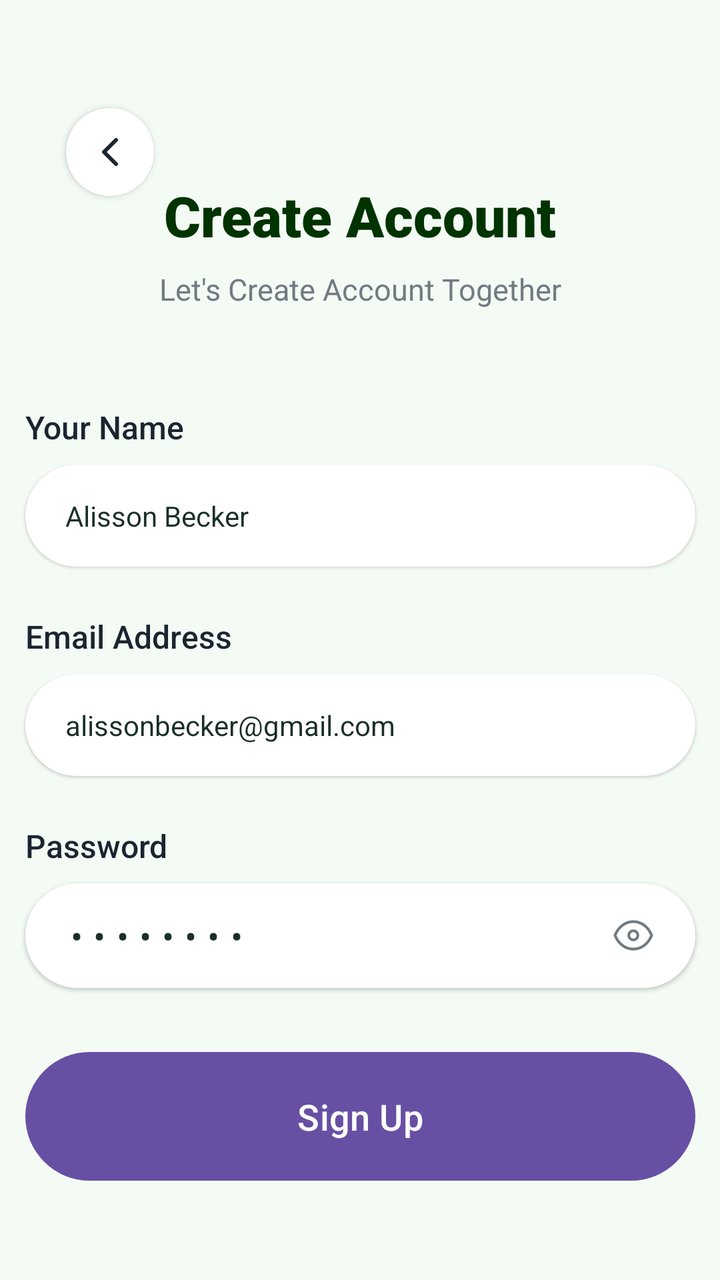
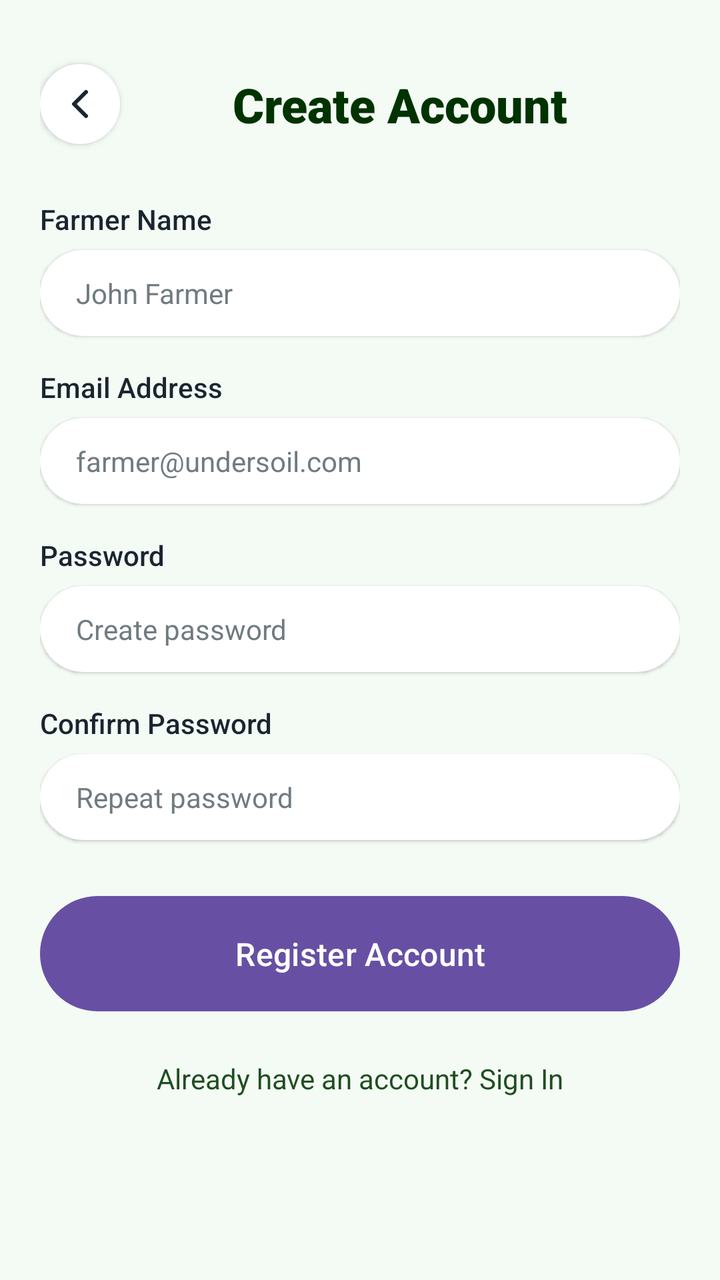

Screens rendered from an Android XML layout before and after an edit, with the pre-edit source and the edit as a unified diff.
<!-- AndroidManifest.xml: application theme Theme.Undersoil -->
<!-- res/layout/activity_sign_up.xml -->
<?xml version="1.0" encoding="utf-8"?>
<androidx.constraintlayout.widget.ConstraintLayout xmlns:android="http://schemas.android.com/apk/res/android"
    xmlns:app="http://schemas.android.com/apk/res-auto"
    android:layout_width="match_parent"
    android:layout_height="match_parent"
    android:background="@color/bg_light_green">

    <ImageButton
        android:id="@+id/backButton"
        android:layout_width="44dp"
        android:layout_height="44dp"
        android:layout_marginStart="33dp"
        android:layout_marginTop="54dp"
        android:background="@drawable/bg_circle_white"
        android:elevation="2dp"
        android:padding="12dp"
        android:src="@drawable/ic_back_arrow"
        android:contentDescription="Back"
        app:layout_constraintStart_toStartOf="parent"
        app:layout_constraintTop_toTopOf="parent" />

    <TextView
        android:id="@+id/titleText"
        android:layout_width="wrap_content"
        android:layout_height="wrap_content"
        android:layout_marginTop="89dp"
        android:fontFamily="sans-serif-black"
        android:text="Create Account"
        android:textColor="@color/text_main_dark"
        android:textSize="28sp"
        app:layout_constraintStart_toStartOf="parent"
        app:layout_constraintEnd_toEndOf="parent"
        app:layout_constraintTop_toTopOf="parent" />

    <TextView
        android:id="@+id/subtitleText"
        android:layout_width="247dp"
        android:layout_height="wrap_content"
        android:layout_marginTop="8dp"
        android:fontFamily="sans-serif"
        android:gravity="center"
        android:text="Let's Create Account Together"
        android:textColor="@color/text_sub"
        android:textSize="15sp"
        app:layout_constraintStart_toStartOf="parent"
        app:layout_constraintEnd_toEndOf="parent"
        app:layout_constraintTop_toBottomOf="@id/titleText" />

    <TextView
        android:id="@+id/nameLabel"
        android:layout_width="335dp"
        android:layout_height="wrap_content"
        android:layout_marginTop="48dp"
        android:fontFamily="sans-serif-medium"
        android:text="Your Name"
        android:textColor="@color/text_dark"
        android:textSize="16sp"
        app:layout_constraintStart_toStartOf="parent"
        app:layout_constraintEnd_toEndOf="parent"
        app:layout_constraintTop_toBottomOf="@id/subtitleText" />

    <EditText
        android:id="@+id/nameInput"
        android:layout_width="335dp"
        android:layout_height="wrap_content"
        android:layout_marginTop="8dp"
        android:background="@drawable/bg_pill_white"
        android:elevation="1dp"
        android:fontFamily="sans-serif"
        android:paddingHorizontal="20dp"
        android:paddingVertical="16dp"
        android:text="Alisson Becker"
        android:textColor="@color/input_text"
        android:textSize="14sp"
        app:layout_constraintStart_toStartOf="@id/nameLabel"
        app:layout_constraintEnd_toEndOf="@id/nameLabel"
        app:layout_constraintTop_toBottomOf="@id/nameLabel" />

    <TextView
        android:id="@+id/emailLabel"
        android:layout_width="wrap_content"
        android:layout_height="wrap_content"
        android:layout_marginTop="24dp"
        android:fontFamily="sans-serif-medium"
        android:text="Email Address"
        android:textColor="@color/text_dark"
        android:textSize="16sp"
        app:layout_constraintStart_toStartOf="@id/nameLabel"
        app:layout_constraintTop_toBottomOf="@id/nameInput" />

    <EditText
        android:id="@+id/emailInput"
        android:layout_width="335dp"
        android:layout_height="wrap_content"
        android:layout_marginTop="8dp"
        android:background="@drawable/bg_pill_white"
        android:elevation="1dp"
        android:fontFamily="sans-serif"
        android:paddingHorizontal="20dp"
        android:paddingVertical="16dp"
        android:text="alissonbecker@gmail.com"
        android:textColor="@color/input_text"
        android:textSize="14sp"
        app:layout_constraintEnd_toEndOf="@id/emailLabel"
        app:layout_constraintHorizontal_bias="0.0"
        app:layout_constraintStart_toStartOf="@id/emailLabel"
        app:layout_constraintTop_toBottomOf="@id/emailLabel" />

    <TextView
        android:id="@+id/passwordLabel"
        android:layout_width="wrap_content"
        android:layout_height="wrap_content"
        android:layout_marginTop="24dp"
        android:fontFamily="sans-serif-medium"
        android:text="Password"
        android:textColor="@color/text_dark"
        android:textSize="16sp"
        app:layout_constraintStart_toStartOf="@id/emailLabel"
        app:layout_constraintTop_toBottomOf="@id/emailInput" />

    <RelativeLayout
        android:id="@+id/passwordContainer"
        android:layout_width="335dp"
        android:layout_height="wrap_content"
        android:layout_marginTop="8dp"
        android:background="@drawable/bg_pill_white"
        android:elevation="1dp"
        android:paddingHorizontal="20dp"
        android:paddingVertical="14dp"
        app:layout_constraintStart_toStartOf="@id/passwordLabel"
        app:layout_constraintTop_toBottomOf="@id/passwordLabel">

        <TextView
            android:layout_width="wrap_content"
            android:layout_height="wrap_content"
            android:layout_centerVertical="true"
            android:fontFamily="sans-serif"
            android:letterSpacing="0.3"
            android:text="••••••••"
            android:textColor="@color/input_text"
            android:textSize="18sp" />

        <ImageView
            android:layout_width="22dp"
            android:layout_height="22dp"
            android:layout_alignParentEnd="true"
            android:layout_centerVertical="true"
            android:src="@drawable/ic_eye"
            android:contentDescription="Show password" />
    </RelativeLayout>

    <Button
        android:id="@+id/signUpButton"
        android:layout_width="335dp"
        android:layout_height="wrap_content"
        android:layout_marginTop="32dp"
        android:background="@drawable/bg_pill_green"
        android:elevation="2dp"
        android:fontFamily="sans-serif-medium"
        android:paddingVertical="16dp"
        android:text="Sign Up"
        android:textAllCaps="false"
        android:textColor="@color/white"
        android:textSize="18sp"
        app:layout_constraintStart_toStartOf="@id/passwordContainer"
        app:layout_constraintTop_toBottomOf="@id/passwordContainer" />

</androidx.constraintlayout.widget.ConstraintLayout>
<!-- resources referenced by this layout -->
<resources>
  <color name="bg_light_green">#F4FAF4</color>
  <color name="input_text">#1A3025</color>
  <color name="text_dark">#1A2530</color>
  <color name="text_main_dark">#003300</color>
  <color name="text_sub">#707B81</color>
  <color name="white">#FFFFFFFF</color>
  <!-- drawable bg_circle_white (drawable) -->
  <?xml version="1.0" encoding="utf-8"?>
  <shape xmlns:android="http://schemas.android.com/apk/res/android"
      android:shape="oval">
      <solid android:color="@color/white" />
  </shape>
  <!-- drawable bg_pill_green (drawable) -->
  <?xml version="1.0" encoding="utf-8"?>
  <shape xmlns:android="http://schemas.android.com/apk/res/android"
      android:shape="rectangle">
      <solid android:color="@color/main_green" />
      <corners android:radius="50dp" />
  </shape>
  <!-- drawable bg_pill_white (drawable) -->
  <?xml version="1.0" encoding="utf-8"?>
  <shape xmlns:android="http://schemas.android.com/apk/res/android"
      android:shape="rectangle">
      <solid android:color="@color/white" />
      <corners android:radius="50dp" />
  </shape>
  <!-- drawable ic_back_arrow (drawable) -->
  <?xml version="1.0" encoding="utf-8"?>
  <vector xmlns:android="http://schemas.android.com/apk/res/android"
      android:width="24dp"
      android:height="24dp"
      android:viewportWidth="24"
      android:viewportHeight="24">
      <path
          android:fillColor="@android:color/transparent"
          android:strokeColor="#1A2530"
          android:strokeWidth="2"
          android:strokeLineCap="round"
          android:strokeLineJoin="round"
          android:pathData="M15,18 L9,12 L15,6" />
  </vector>
  <!-- drawable ic_eye (drawable) -->
  <?xml version="1.0" encoding="utf-8"?>
  <vector xmlns:android="http://schemas.android.com/apk/res/android"
      android:width="24dp"
      android:height="24dp"
      android:viewportWidth="24"
      android:viewportHeight="24">
      <path
          android:fillColor="@android:color/transparent"
          android:strokeColor="#707B81"
          android:strokeWidth="1.5"
          android:strokeLineCap="round"
          android:strokeLineJoin="round"
          android:pathData="M2,12 C4,7 8,4.5 12,4.5 C16,4.5 20,7 22,12 C20,17 16,19.5 12,19.5 C8,19.5 4,17 2,12 Z" />
      <path
          android:fillColor="@android:color/transparent"
          android:strokeColor="#707B81"
          android:strokeWidth="1.5"
          android:pathData="M12,9.5 A2.5,2.5 0 1,0 12,14.5 A2.5,2.5 0 1,0 12,9.5 Z" />
  </vector>
  <style name="Theme.Undersoil" parent="Base.Theme.Undersoil" />
  <color name="main_green">#1F4E20</color>
  <style name="Base.Theme.Undersoil" parent="Theme.Material3.DayNight.NoActionBar">
          
      </style>
</resources>

<!-- the commit's change to res/layout/activity_sign_up.xml (unified diff, before → after) -->
@@ -1,19 +1,20 @@
 <?xml version="1.0" encoding="utf-8"?>
 <androidx.constraintlayout.widget.ConstraintLayout xmlns:android="http://schemas.android.com/apk/res/android"
     xmlns:app="http://schemas.android.com/apk/res-auto"
+    android:id="@+id/main"
     android:layout_width="match_parent"
     android:layout_height="match_parent"
-    android:background="@color/bg_light_green">
+    android:background="@color/bg_light_green"
+    android:padding="20dp">
 
     <ImageButton
         android:id="@+id/backButton"
-        android:layout_width="44dp"
-        android:layout_height="44dp"
-        android:layout_marginStart="33dp"
-        android:layout_marginTop="54dp"
+        android:layout_width="40dp"
+        android:layout_height="40dp"
+        android:layout_marginTop="12dp"
         android:background="@drawable/bg_circle_white"
         android:elevation="2dp"
-        android:padding="12dp"
+        android:padding="10dp"
         android:src="@drawable/ic_back_arrow"
         android:contentDescription="Back"
         app:layout_constraintStart_toStartOf="parent"
@@ -23,146 +24,172 @@
         android:id="@+id/titleText"
         android:layout_width="wrap_content"
         android:layout_height="wrap_content"
-        android:layout_marginTop="89dp"
         android:fontFamily="sans-serif-black"
         android:text="Create Account"
         android:textColor="@color/text_main_dark"
-        android:textSize="28sp"
-        app:layout_constraintStart_toStartOf="parent"
+        android:textSize="24sp"
+        app:layout_constraintBottom_toBottomOf="@id/backButton"
         app:layout_constraintEnd_toEndOf="parent"
-        app:layout_constraintTop_toTopOf="parent" />
-
-    <TextView
-        android:id="@+id/subtitleText"
-        android:layout_width="247dp"
-        android:layout_height="wrap_content"
-        android:layout_marginTop="8dp"
-        android:fontFamily="sans-serif"
-        android:gravity="center"
-        android:text="Let's Create Account Together"
-        android:textColor="@color/text_sub"
-        android:textSize="15sp"
-        app:layout_constraintStart_toStartOf="parent"
-        app:layout_constraintEnd_toEndOf="parent"
-        app:layout_constraintTop_toBottomOf="@id/titleText" />
+        app:layout_constraintStart_toEndOf="@id/backButton"
+        app:layout_constraintTop_toTopOf="@id/backButton" />
 
     <TextView
         android:id="@+id/nameLabel"
-        android:layout_width="335dp"
+        android:layout_width="0dp"
         android:layout_height="wrap_content"
-        android:layout_marginTop="48dp"
+        android:layout_marginTop="28dp"
         android:fontFamily="sans-serif-medium"
-        android:text="Your Name"
+        android:text="Farmer Name"
         android:textColor="@color/text_dark"
-        android:textSize="16sp"
+        android:textSize="14sp"
+        app:layout_constraintEnd_toEndOf="parent"
         app:layout_constraintStart_toStartOf="parent"
-        app:layout_constraintEnd_toEndOf="parent"
-        app:layout_constraintTop_toBottomOf="@id/subtitleText" />
+        app:layout_constraintTop_toBottomOf="@id/backButton" />
 
     <EditText
         android:id="@+id/nameInput"
-        android:layout_width="335dp"
+        android:layout_width="0dp"
         android:layout_height="wrap_content"
-        android:layout_marginTop="8dp"
+        android:layout_marginTop="6dp"
         android:background="@drawable/bg_pill_white"
         android:elevation="1dp"
         android:fontFamily="sans-serif"
-        android:paddingHorizontal="20dp"
-        android:paddingVertical="16dp"
-        android:text="Alisson Becker"
+        android:hint="John Farmer"
+        android:inputType="textPersonName|textCapWords"
+        android:paddingHorizontal="18dp"
+        android:paddingVertical="12dp"
         android:textColor="@color/input_text"
+        android:textColorHint="@color/text_sub"
         android:textSize="14sp"
-        app:layout_constraintStart_toStartOf="@id/nameLabel"
-        app:layout_constraintEnd_toEndOf="@id/nameLabel"
+        app:layout_constraintEnd_toEndOf="parent"
+        app:layout_constraintStart_toStartOf="parent"
         app:layout_constraintTop_toBottomOf="@id/nameLabel" />
 
     <TextView
         android:id="@+id/emailLabel"
-        android:layout_width="wrap_content"
+        android:layout_width="0dp"
         android:layout_height="wrap_content"
-        android:layout_marginTop="24dp"
+        android:layout_marginTop="16dp"
         android:fontFamily="sans-serif-medium"
         android:text="Email Address"
         android:textColor="@color/text_dark"
-        android:textSize="16sp"
-        app:layout_constraintStart_toStartOf="@id/nameLabel"
+        android:textSize="14sp"
+        app:layout_constraintEnd_toEndOf="parent"
+        app:layout_constraintStart_toStartOf="parent"
         app:layout_constraintTop_toBottomOf="@id/nameInput" />
 
     <EditText
         android:id="@+id/emailInput"
-        android:layout_width="335dp"
+        android:layout_width="0dp"
         android:layout_height="wrap_content"
-        android:layout_marginTop="8dp"
+        android:layout_marginTop="6dp"
         android:background="@drawable/bg_pill_white"
         android:elevation="1dp"
         android:fontFamily="sans-serif"
-        android:paddingHorizontal="20dp"
-        android:paddingVertical="16dp"
-        android:text="alissonbecker@gmail.com"
+        android:hint="farmer@undersoil.com"
+        android:inputType="textEmailAddress"
+        android:paddingHorizontal="18dp"
+        android:paddingVertical="12dp"
         android:textColor="@color/input_text"
+        android:textColorHint="@color/text_sub"
         android:textSize="14sp"
-        app:layout_constraintEnd_toEndOf="@id/emailLabel"
-        app:layout_constraintHorizontal_bias="0.0"
-        app:layout_constraintStart_toStartOf="@id/emailLabel"
+        app:layout_constraintEnd_toEndOf="parent"
+        app:layout_constraintStart_toStartOf="parent"
         app:layout_constraintTop_toBottomOf="@id/emailLabel" />
 
     <TextView
         android:id="@+id/passwordLabel"
-        android:layout_width="wrap_content"
+        android:layout_width="0dp"
         android:layout_height="wrap_content"
-        android:layout_marginTop="24dp"
+        android:layout_marginTop="16dp"
         android:fontFamily="sans-serif-medium"
         android:text="Password"
         android:textColor="@color/text_dark"
-        android:textSize="16sp"
-        app:layout_constraintStart_toStartOf="@id/emailLabel"
+        android:textSize="14sp"
+        app:layout_constraintEnd_toEndOf="parent"
+        app:layout_constraintStart_toStartOf="parent"
         app:layout_constraintTop_toBottomOf="@id/emailInput" />
 
-    <RelativeLayout
-        android:id="@+id/passwordContainer"
-        android:layout_width="335dp"
+    <EditText
+        android:id="@+id/passwordInput"
+        android:layout_width="0dp"
         android:layout_height="wrap_content"
-        android:layout_marginTop="8dp"
+        android:layout_marginTop="6dp"
         android:background="@drawable/bg_pill_white"
         android:elevation="1dp"
-        android:paddingHorizontal="20dp"
-        android:paddingVertical="14dp"
-        app:layout_constraintStart_toStartOf="@id/passwordLabel"
-        app:layout_constraintTop_toBottomOf="@id/passwordLabel">
+        android:fontFamily="sans-serif"
+        android:hint="Create password"
+        android:inputType="textPassword"
+        android:paddingHorizontal="18dp"
+        android:paddingVertical="12dp"
+        android:textColor="@color/input_text"
+        android:textColorHint="@color/text_sub"
+        android:textSize="14sp"
+        app:layout_constraintEnd_toEndOf="parent"
+        app:layout_constraintStart_toStartOf="parent"
+        app:layout_constraintTop_toBottomOf="@id/passwordLabel" />
 
-        <TextView
-            android:layout_width="wrap_content"
-            android:layout_height="wrap_content"
-            android:layout_centerVertical="true"
-            android:fontFamily="sans-serif"
-            android:letterSpacing="0.3"
-            android:text="••••••••"
-            android:textColor="@color/input_text"
-            android:textSize="18sp" />
+    <TextView
+        android:id="@+id/confirmPasswordLabel"
+        android:layout_width="0dp"
+        android:layout_height="wrap_content"
+        android:layout_marginTop="16dp"
+        android:fontFamily="sans-serif-medium"
+        android:text="Confirm Password"
+        android:textColor="@color/text_dark"
+        android:textSize="14sp"
+        app:layout_constraintEnd_toEndOf="parent"
+        app:layout_constraintStart_toStartOf="parent"
+        app:layout_constraintTop_toBottomOf="@id/passwordInput" />
 
-        <ImageView
-            android:layout_width="22dp"
-            android:layout_height="22dp"
-            android:layout_alignParentEnd="true"
-            android:layout_centerVertical="true"
-            android:src="@drawable/ic_eye"
-            android:contentDescription="Show password" />
-    </RelativeLayout>
+    <EditText
+        android:id="@+id/confirmPasswordInput"
+        android:layout_width="0dp"
+        android:layout_height="wrap_content"
+        android:layout_marginTop="6dp"
+        android:background="@drawable/bg_pill_white"
+        android:elevation="1dp"
+        android:fontFamily="sans-serif"
+        android:hint="Repeat password"
+        android:inputType="textPassword"
+        android:paddingHorizontal="18dp"
+        android:paddingVertical="12dp"
+        android:textColor="@color/input_text"
+        android:textColorHint="@color/text_sub"
+        android:textSize="14sp"
+        app:layout_constraintEnd_toEndOf="parent"
+        app:layout_constraintStart_toStartOf="parent"
+        app:layout_constraintTop_toBottomOf="@id/confirmPasswordLabel" />
 
     <Button
         android:id="@+id/signUpButton"
-        android:layout_width="335dp"
+        android:layout_width="0dp"
         android:layout_height="wrap_content"
-        android:layout_marginTop="32dp"
+        android:layout_marginTop="28dp"
         android:background="@drawable/bg_pill_green"
         android:elevation="2dp"
         android:fontFamily="sans-serif-medium"
-        android:paddingVertical="16dp"
-        android:text="Sign Up"
+        android:paddingVertical="14dp"
+        android:text="Register Account"
         android:textAllCaps="false"
         android:textColor="@color/white"
-        android:textSize="18sp"
-        app:layout_constraintStart_toStartOf="@id/passwordContainer"
-        app:layout_constraintTop_toBottomOf="@id/passwordContainer" />
+        android:textSize="16sp"
+        app:layout_constraintEnd_toEndOf="parent"
+        app:layout_constraintStart_toStartOf="parent"
+        app:layout_constraintTop_toBottomOf="@id/confirmPasswordInput" />
+
+    <TextView
+        android:id="@+id/tvLoginPrompt"
+        android:layout_width="wrap_content"
+        android:layout_height="wrap_content"
+        android:layout_marginTop="16dp"
+        android:fontFamily="sans-serif"
+        android:padding="8dp"
+        android:text="Already have an account? Sign In"
+        android:textColor="@color/main_green"
+        android:textSize="14sp"
+        app:layout_constraintEnd_toEndOf="parent"
+        app:layout_constraintStart_toStartOf="parent"
+        app:layout_constraintTop_toBottomOf="@id/signUpButton" />
 
 </androidx.constraintlayout.widget.ConstraintLayout>
<!-- resource entries referenced after the edit -->
@@ -41,26 +41,6 @@
           android:strokeLineJoin="round"
           android:pathData="M15,18 L9,12 L15,6" />
   </vector>
-  <!-- drawable ic_eye (drawable) -->
-  <?xml version="1.0" encoding="utf-8"?>
-  <vector xmlns:android="http://schemas.android.com/apk/res/android"
-      android:width="24dp"
-      android:height="24dp"
-      android:viewportWidth="24"
-      android:viewportHeight="24">
-      <path
-          android:fillColor="@android:color/transparent"
-          android:strokeColor="#707B81"
-          android:strokeWidth="1.5"
-          android:strokeLineCap="round"
-          android:strokeLineJoin="round"
-          android:pathData="M2,12 C4,7 8,4.5 12,4.5 C16,4.5 20,7 22,12 C20,17 16,19.5 12,19.5 C8,19.5 4,17 2,12 Z" />
-      <path
-          android:fillColor="@android:color/transparent"
-          android:strokeColor="#707B81"
-          android:strokeWidth="1.5"
-          android:pathData="M12,9.5 A2.5,2.5 0 1,0 12,14.5 A2.5,2.5 0 1,0 12,9.5 Z" />
-  </vector>
   <style name="Theme.Undersoil" parent="Base.Theme.Undersoil" />
   <color name="main_green">#1F4E20</color>
   <style name="Base.Theme.Undersoil" parent="Theme.Material3.DayNight.NoActionBar">
